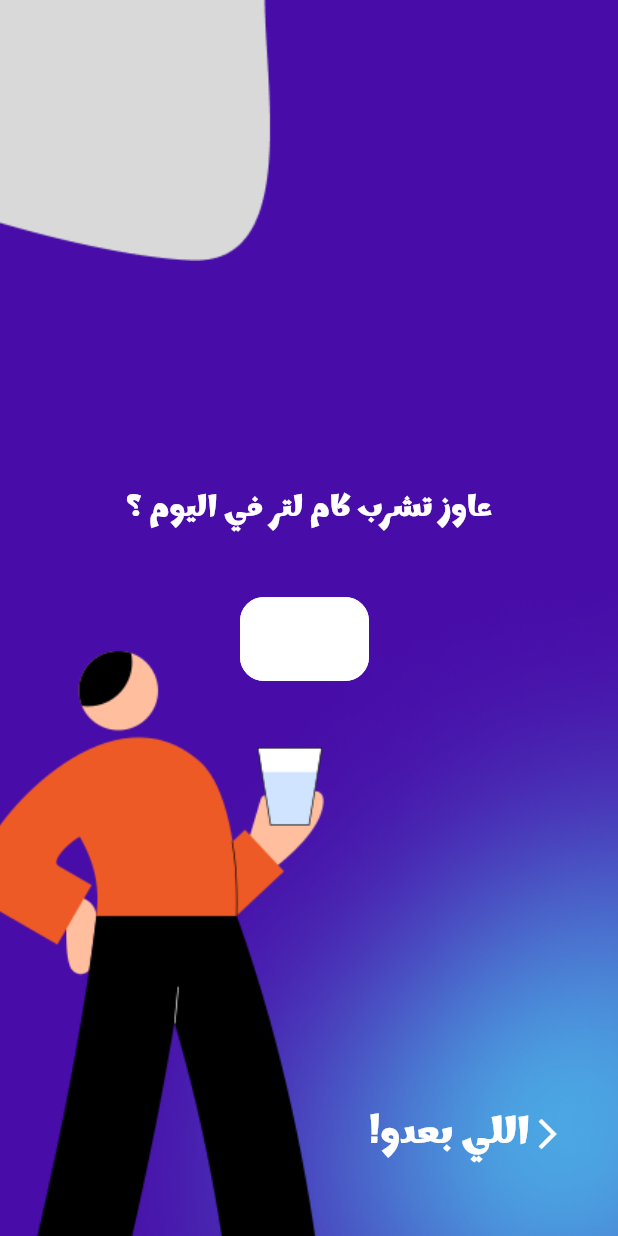
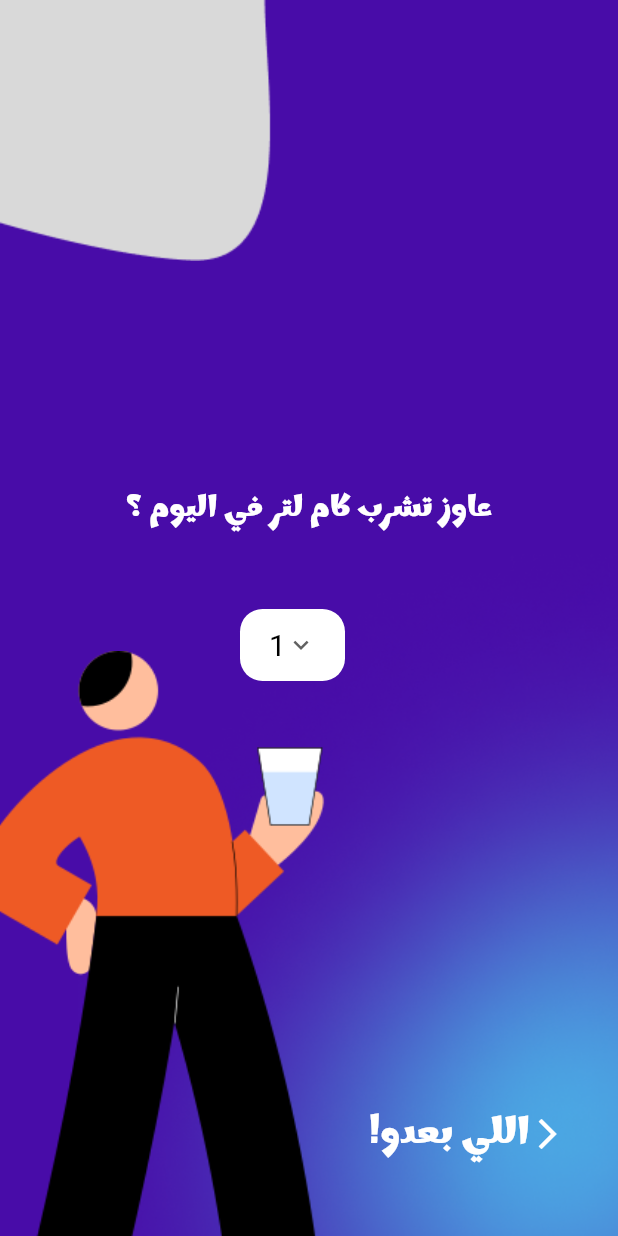
Before and after one commit to Magiixcode/Ashrably, a Flutter app: the Spalsh4 screen opened directly, on a phone screen of 412 x 824 dp. Run offline on Flutter 3.47's test engine with Material 3 defaults, Android fonts, the phone set to English and light mode, and no system bars; our stand-ins replace flutter_zoom_drawer.

Commit message:
add drobdownbutton

```diff
--- a/lib/pages/splash/spalsh_four.dart
+++ b/lib/pages/splash/spalsh_four.dart
@@ -5,9 +5,23 @@ import 'package:ashrably_app/widget/custom_text-filed.dart';
 import 'package:ashrably_app/widget/next_button.dart';
 import 'package:flutter/material.dart';
 
-class Spalsh4 extends StatelessWidget {
+class Spalsh4 extends StatefulWidget {
   const Spalsh4({super.key});
 
+  @override
+  State<Spalsh4> createState() => _Spalsh4State();
+}
+
+class _Spalsh4State extends State<Spalsh4> {
+  String _dropdownValue = '1';
+  var items = [
+    '1',
+    '2',
+    '3',
+    '4',
+    '5',
+    '6',
+  ];
   @override
   Widget build(BuildContext context) {
     return Scaffold(
@@ -66,7 +80,41 @@ class Spalsh4 extends StatelessWidget {
               text: "عاوز تشرب كام لتر في اليوم ؟",
             ),
           ),
-          const Positioned(bottom: 370, left: 160, child: CustomTextFiled()),
+          Positioned(
+            bottom: 370,
+            left: 160,
+            child: Container(
+              width: 70,
+              decoration: BoxDecoration(
+                borderRadius: BorderRadius.circular(15),
+                color: Colors.white,
+              ),
+              child: Center(
+                child: DropdownButton(
+                  items: items.map((String item) {
+                    return DropdownMenuItem(
+                      value: item,
+                      child: Text(item),
+                    );
+                  }).toList(),
+                  onChanged: (String? newValue) {
+                    setState(() {
+                      _dropdownValue = newValue!;
+                    });
+                  },
+                  value: _dropdownValue,
+                  borderRadius: BorderRadius.circular(10),
+                  icon: const Icon(Icons.keyboard_arrow_down),
+                  iconSize: 20,
+                  style: TextStyle(
+                    fontSize: 20,
+                    color: Colors.black,
+                  ),
+                  underline: Container(),
+                ),
+              ),
+            ),
+          ),
         ],
       ),
     );
```
